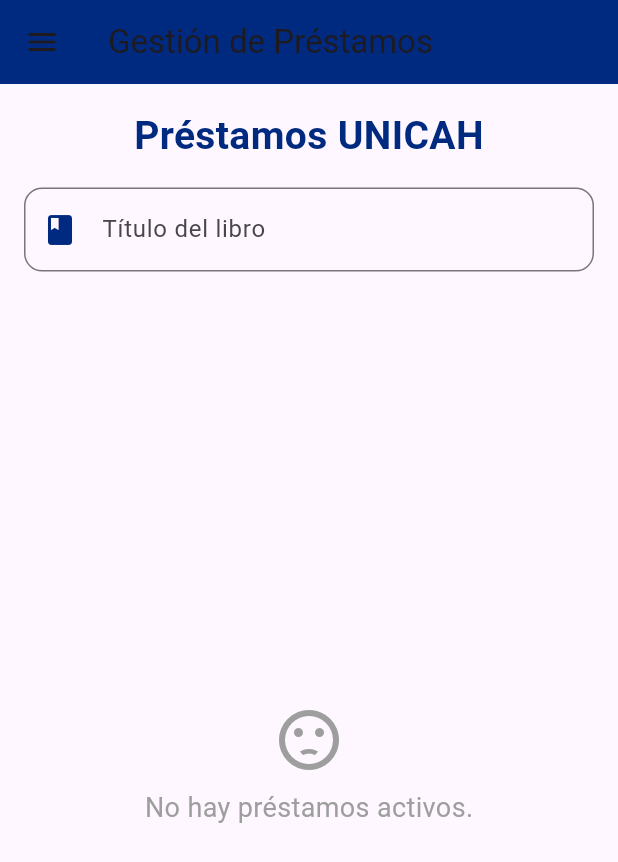
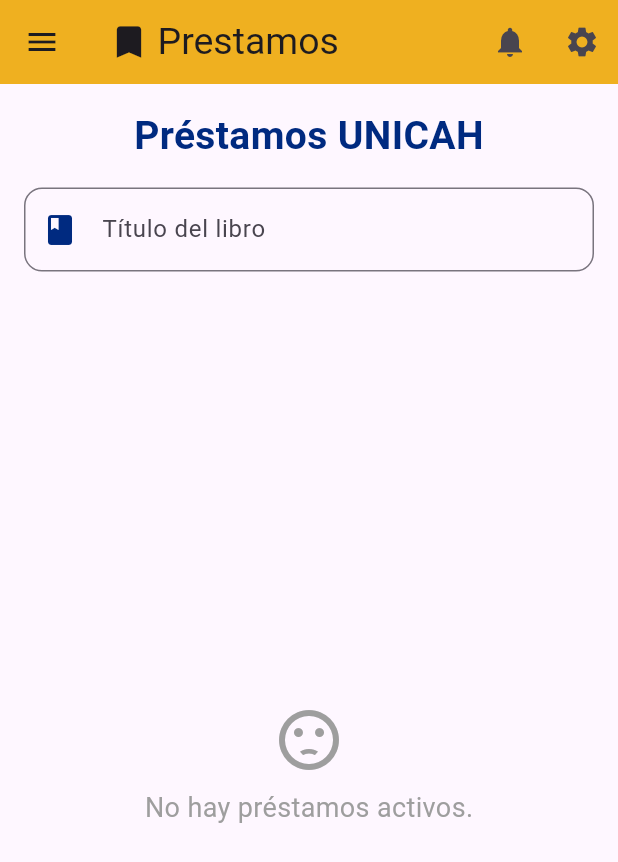
Before and after one commit to xEdwardP/MyUni, a Flutter app: the LoansScreen screen opened by its route, on a phone screen of 412 x 824 dp. Shown: the top 862 px of the screen. Run offline on Flutter 3.47's test engine with Material 3 defaults, Android fonts, the light colour scheme and no system bars; our stand-ins replace google_fonts; accounts and stored records are empty; network calls fail.

Commit message:
Changes to loans_screen

```diff
--- a/lib/main.dart
+++ b/lib/main.dart
@@ -23,7 +23,7 @@
   Widget build(BuildContext context) {
     return MaterialApp(
       debugShowCheckedModeBanner: false,
-      initialRoute: '/login',
+      initialRoute: '/home',
       routes: {
         '/login': (context) => LoginScreen(),
         '/home': (context) => HomeScreen(),
--- a/lib/screens/books_screen.dart
+++ b/lib/screens/books_screen.dart
@@ -127,10 +127,10 @@
       appBar: AppBar(
         title: const Row(
           children: [
-            Icon(Icons.home, size: 28),
+            Icon(Icons.book, size: 28),
             SizedBox(width: 5),
             Text(
-              'Menu Principal',
+              'Libros',
               style: TextStyle(fontSize: 25),
             ),
           ],
--- a/lib/screens/loans_screen.dart
+++ b/lib/screens/loans_screen.dart
@@ -15,8 +15,34 @@
   Widget build(BuildContext context) {
     return Scaffold(
       appBar: AppBar(
-        title: Text('Gestión de Préstamos'),
-        backgroundColor: AppColors.primary,
+        title: const Row(
+          children: [
+            Icon(
+              Icons.bookmark,
+              size: 28,
+            ),
+            SizedBox(
+              width: 5,
+            ),
+            Text(
+              'Prestamos',
+              style: TextStyle(fontSize: 25),
+            ),
+          ],
+        ),
+        centerTitle: true,
+        elevation: 4.0,
+        backgroundColor: AppColors.secondary,
+        actions: [
+          IconButton(
+            onPressed: () {},
+            icon: const Icon(Icons.notifications),
+          ),
+          IconButton(
+            onPressed: () {},
+            icon: const Icon(Icons.settings),
+          ),
+        ],
       ),
       drawer: CustomDrawer(),
       body: Column(
@@ -84,7 +110,8 @@
                           borderRadius: BorderRadius.circular(12),
                         ),
                         child: ListTile(
-                          leading: Icon(Icons.book_outlined, color: AppColors.primary),
+                          leading: Icon(Icons.book_outlined,
+                              color: AppColors.primary),
                           title: Text(
                             loan['bookTitle']!,
                             style: TextStyle(fontWeight: FontWeight.bold),
@@ -179,7 +206,8 @@
 
               if (borrower.isEmpty || loanDuration.isEmpty) {
                 ScaffoldMessenger.of(context).showSnackBar(
-                  SnackBar(content: Text('Por favor, completa todos los campos')),
+                  SnackBar(
+                      content: Text('Por favor, completa todos los campos')),
                 );
                 return;
               }
```
